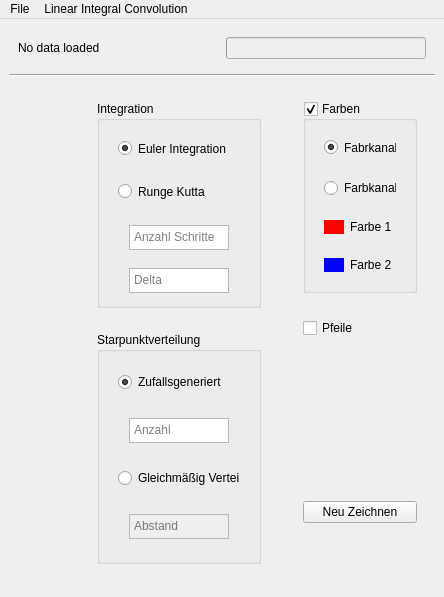
First picture: the form in res/MainWindow.ui, repository e1325103/Visualisierung, before the edit.
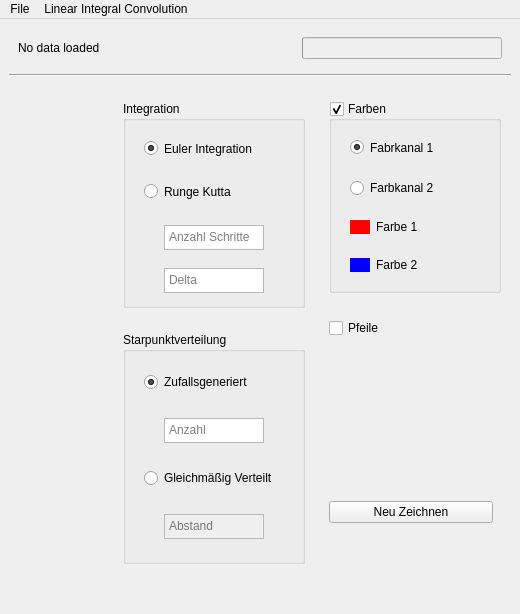
Second picture: the form after the edit.

Diff of the .ui file:
```diff
--- a/res/MainWindow.ui
+++ b/res/MainWindow.ui
@@ -6,8 +6,8 @@
    <rect>
     <x>0</x>
     <y>0</y>
-    <width>444</width>
-    <height>585</height>
+    <width>520</width>
+    <height>614</height>
    </rect>
   </property>
   <property name="windowTitle">
@@ -86,6 +86,12 @@
         </item>
         <item>
          <widget class="QWidget" name="widget_2" native="true">
+          <property name="minimumSize">
+           <size>
+            <width>200</width>
+            <height>0</height>
+           </size>
+          </property>
           <property name="maximumSize">
            <size>
             <width>200</width>
@@ -95,9 +101,15 @@
           <layout class="QVBoxLayout" name="verticalLayout_4">
            <item>
             <widget class="QWidget" name="widget_11" native="true">
+             <property name="minimumSize">
+              <size>
+               <width>200</width>
+               <height>225</height>
+              </size>
+             </property>
              <property name="maximumSize">
               <size>
-               <width>16777215</width>
+               <width>200</width>
                <height>225</height>
               </size>
              </property>
@@ -243,13 +255,13 @@
             <widget class="QWidget" name="widget_14" native="true">
              <property name="minimumSize">
               <size>
-               <width>0</width>
+               <width>200</width>
                <height>250</height>
               </size>
              </property>
              <property name="maximumSize">
               <size>
-               <width>16777215</width>
+               <width>200</width>
                <height>250</height>
               </size>
              </property>
@@ -411,22 +423,28 @@
          <widget class="QWidget" name="widget_4" native="true">
           <property name="minimumSize">
            <size>
-            <width>150</width>
+            <width>200</width>
             <height>0</height>
            </size>
           </property>
           <property name="maximumSize">
            <size>
-            <width>150</width>
+            <width>200</width>
             <height>16777215</height>
            </size>
           </property>
           <layout class="QVBoxLayout" name="verticalLayout_6">
            <item>
             <widget class="QWidget" name="widget_13" native="true">
+             <property name="minimumSize">
+              <size>
+               <width>190</width>
+               <height>210</height>
+              </size>
+             </property>
              <property name="maximumSize">
               <size>
-               <width>16777215</width>
+               <width>200</width>
                <height>210</height>
               </size>
              </property>
@@ -1450,7 +1468,7 @@
     <rect>
      <x>0</x>
      <y>0</y>
-     <width>444</width>
+     <width>520</width>
      <height>21</height>
     </rect>
    </property>
```
